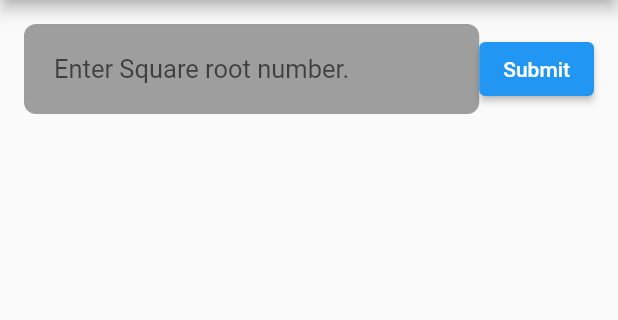
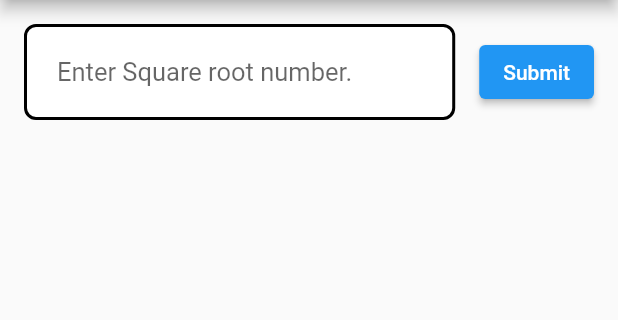
Before and after one commit to abhijeet881/Assignment_rn, a Flutter app: the screen it shows after launch, on a phone screen of 412 x 824 dp, the part 84-404 px from its top. Run offline on Flutter 3.47's test engine with Material 2 defaults, Android fonts, the phone set to English and light mode, and no system bars; our stand-ins replace get.

Commit message:
Design improvement

```diff
--- a/lib/Home/HomeController.dart
+++ b/lib/Home/HomeController.dart
@@ -83,7 +83,7 @@ class HomeController extends GetxController {
           title: "",
             middleText: "Wow!, You did it!",
             backgroundColor: Colors.white,
-            middleTextStyle: TextStyle(color: Colors.black),
+            middleTextStyle: const TextStyle(color: Colors.black),
             radius: 8
         );
       }
--- a/lib/Home/HomeScreen.dart
+++ b/lib/Home/HomeScreen.dart
@@ -23,7 +23,8 @@ class HomeScreen extends GetView<HomeController> {
                     Expanded(
                       child: Container(
                         decoration: BoxDecoration(
-                          color: Colors.grey,
+                          border: Border.all(color: Colors.black,width: 2),
+                          color: Colors.white,
                           borderRadius: BorderRadius.circular(8),
                         ),
                         child: TextField(
@@ -41,6 +42,7 @@ class HomeScreen extends GetView<HomeController> {
                         ),
                       ),
                     ),
+                    const SizedBox(width: 16,),
                     ElevatedButton(
                         onPressed: () {
                           controller.gridLogic();
```
